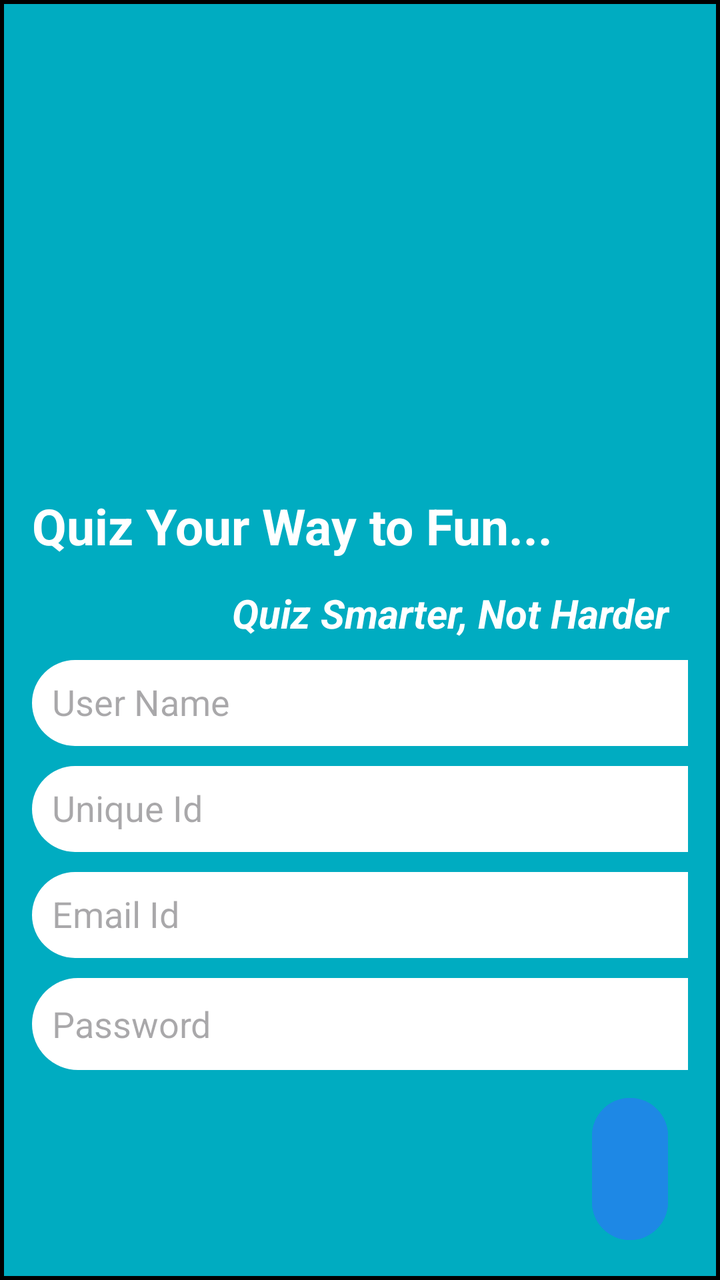
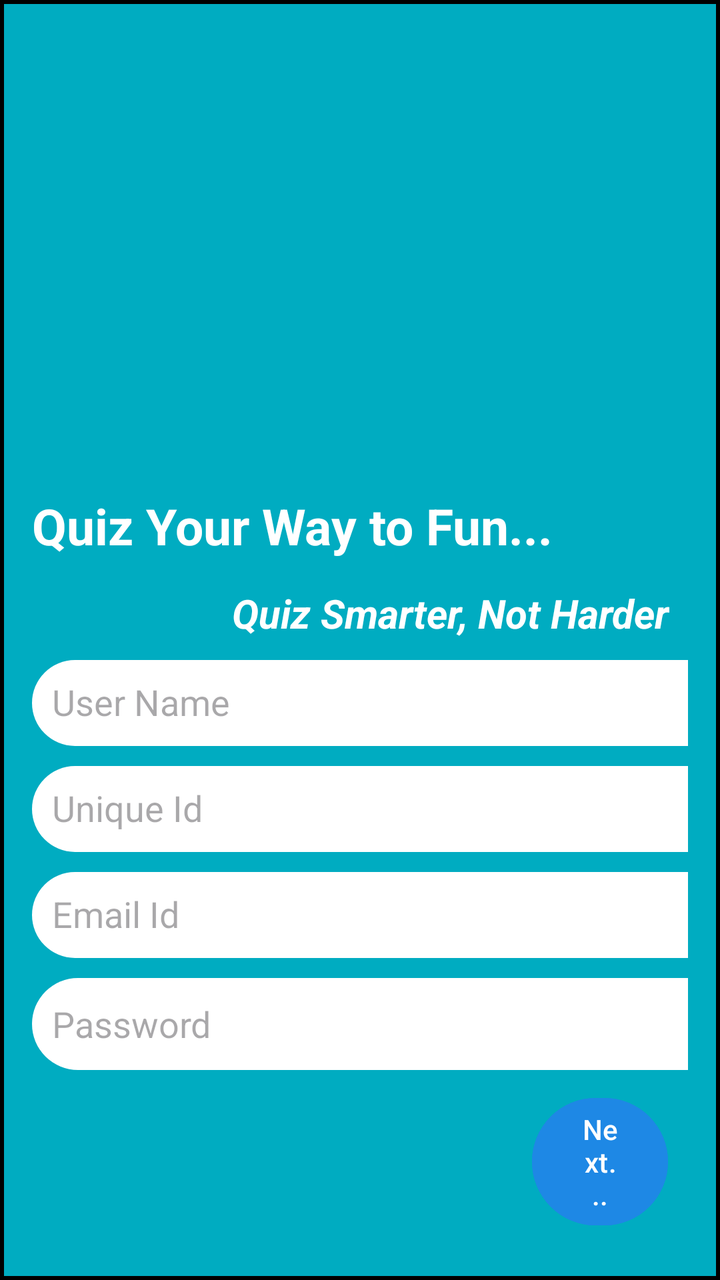

The first picture is an Android layout as it rendered before a commit; the second is the same layout after the commit. The layout source and the unified diff follow.
<!-- AndroidManifest.xml: application theme Theme.Project5 -->
<!-- res/layout/signuppage.xml -->
<?xml version="1.0" encoding="utf-8"?>
<LinearLayout xmlns:android="http://schemas.android.com/apk/res/android"
    xmlns:tools="http://schemas.android.com/tools"
    android:orientation="vertical"
    android:padding="16dp"
    android:layout_width="match_parent"
    android:layout_height="match_parent"
    android:background="@drawable/bluerectangle">


    <TextView
        android:id="@+id/textView4"
        android:layout_marginTop="230dp"
        android:layout_width="300dp"
        android:layout_marginBottom="10dp"
        android:layout_height="37dp"
        android:text="Quiz Your Way to Fun... "
        android:textColor="@color/white"
        android:textSize="25sp"
        android:textStyle="bold"
        tools:layout_editor_absoluteX="55dp"
        tools:layout_editor_absoluteY="164dp" />

    <TextView
        android:id="@+id/textView6"
        android:layout_width="wrap_content"
        android:layout_height="wrap_content"
        android:paddingStart="100dp"
        android:layout_marginBottom="10dp"
        android:text="Quiz Smarter, Not Harder"
        android:textColor="@color/white"
        android:textSize="20sp"
        android:textStyle="bold|italic"

        tools:layout_editor_absoluteX="138dp"
        tools:layout_editor_absoluteY="216dp" />

    <EditText
        android:id="@+id/etUsername"
        android:layout_marginBottom="10dp"
        android:layout_width="367dp"
        android:layout_height="43dp"
        android:background="@drawable/rounded_card"
        tools:layout_editor_absoluteX="23dp"
        android:textColor="@color/black"
        tools:layout_editor_absoluteY="352dp"
        android:hint="User Name"/>

    <EditText
        android:id="@+id/etUniqueId"
        android:layout_marginBottom="10dp"
        android:layout_width="367dp"
        android:layout_height="43dp"
        android:background="@drawable/rounded_card"
        tools:layout_editor_absoluteX="23dp"
        tools:layout_editor_absoluteY="352dp"
        android:textColor="@color/black"
        android:hint="Unique Id"/>

    <EditText
        android:id="@+id/etEmail"
        android:layout_width="368dp"
        android:layout_marginBottom="10dp"
        android:layout_height="43dp"
        android:background="@drawable/rounded_card"
        android:hint="Email Id"
        android:textColor="@color/black"
        tools:layout_editor_absoluteX="22dp"
        tools:layout_editor_absoluteY="416dp" />

    <EditText
        android:id="@+id/etPassword"
        android:layout_marginBottom="10dp"
        android:layout_width="367dp"
        android:layout_height="46dp"
        android:background="@drawable/rounded_card"
        android:hint="Password"
        android:textColor="@color/black"
        tools:layout_editor_absoluteX="22dp"
        tools:layout_editor_absoluteY="483dp" />

    <Button
        android:id="@+id/btnNext"
        android:layout_width="wrap_content"
        android:layout_height="wrap_content"
        android:layout_marginLeft="280dp"
        android:layout_marginRight="10dp"
        android:backgroundTint="#1E88E5"
        android:text="Next..."
        tools:layout_editor_absoluteX="292dp"
        tools:layout_editor_absoluteY="565dp" />


</LinearLayout>
<!-- resources referenced by this layout -->
<resources>
  <color name="black">#FF000000</color>
  <color name="white">#FFFFFFFF</color>
  <!-- drawable bluerectangle (drawable) -->
  <?xml version="1.0" encoding="utf-8"?>
  <shape xmlns:android="http://schemas.android.com/apk/res/android"
      xmlns:tools="http://schemas.android.com/tools"
      android:shape="rectangle"
      tools:ignore="ExtraText">
      <stroke
          android:color="@color/black"
          android:width="2dp"/>
      <solid android:color="#00ACC1"/>
     />
  </shape>
  <!-- drawable rounded_card (drawable) -->
  <shape xmlns:android="http://schemas.android.com/apk/res/android"
      android:shape="rectangle">
      <solid android:color="#FFFFFF" />
      <corners android:radius="25dp" />
      <padding android:left="10dp"
          android:top="10dp"
          android:right="10dp"
          android:bottom="10dp"/>
  </shape>
  <style name="Theme.Project5" parent="Base.Theme.Project5" />
  <style name="Base.Theme.Project5" parent="Theme.Material3.DayNight.NoActionBar">
          
          
      </style>
</resources>

<!-- the commit's change to res/layout/signuppage.xml (unified diff, before → after) -->
@@ -83,7 +83,7 @@
         android:id="@+id/btnNext"
         android:layout_width="wrap_content"
         android:layout_height="wrap_content"
-        android:layout_marginLeft="280dp"
+        android:layout_marginLeft="250dp"
         android:layout_marginRight="10dp"
         android:backgroundTint="#1E88E5"
         android:text="Next..."
